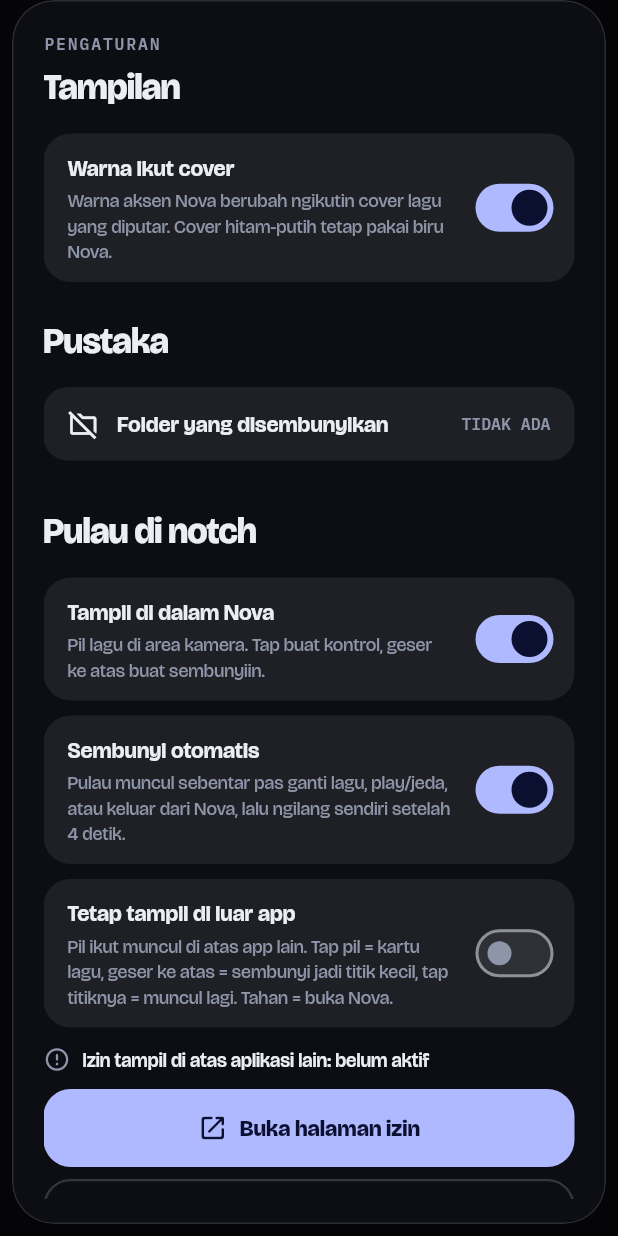
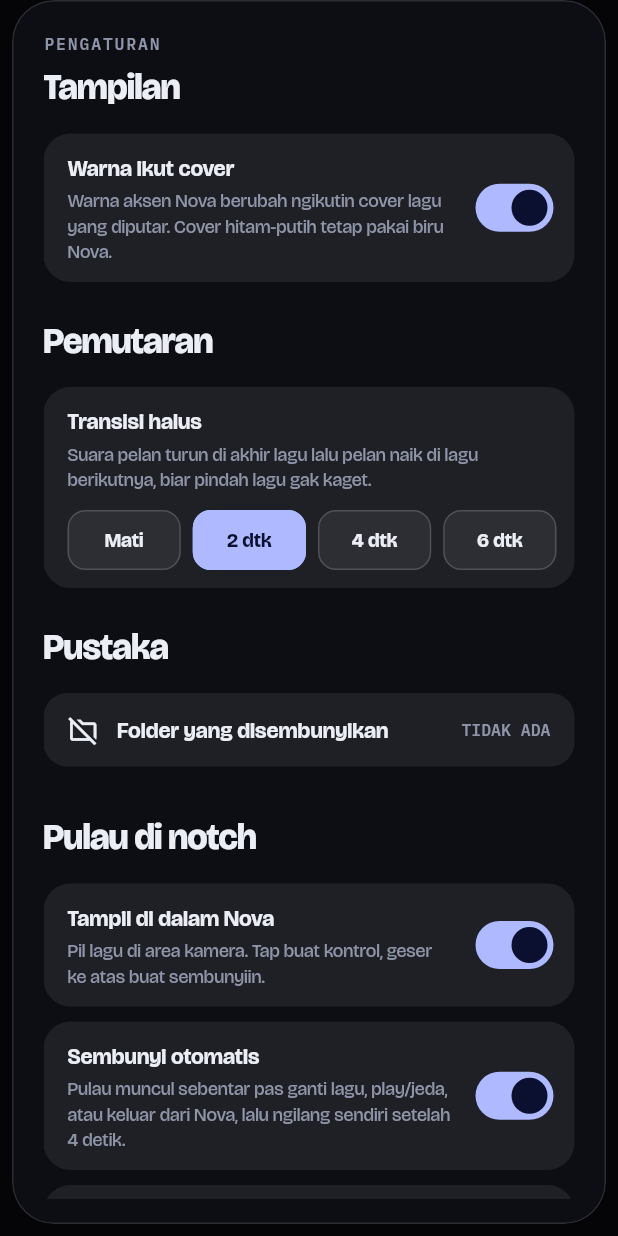
Before and after one commit to nadiapramesti/Nova-Music-Player, a Flutter app: what showSettingsSheet() shows on an empty page, opened directly, on a phone screen of 412 x 824 dp. Run offline on Flutter 3.47's test engine with Material 3 defaults, Android fonts, the phone set to English and light mode, and no system bars; our stand-ins replace just_audio, just_audio_background, permission_handler, shared_preferences; accounts and stored records are empty.

Commit message:
Transisi halus antar lagu
- Suara pelan turun di akhir lagu, pelan naik di awal lagu berikutnya
  (kurva equal-power); juga pas skip manual
- Pilihan di Pengaturan > Pemutaran: Mati / 2 / 4 / 6 detik (bawaan 2)
- Volume timer tidur & transisi digabung biar gak saling timpa
- test/transition_test.dart

```diff
--- a/lib/main.dart
+++ b/lib/main.dart
@@ -20,6 +20,7 @@ Future<void> main() async {
   await stats.init();
   await playlists.init();
   await island.init(audio, stats);
+  await audio.initPlayback();
   await coverTint.init();
 
   SystemChrome.setEnabledSystemUIMode(SystemUiMode.edgeToEdge);
--- a/lib/services/services.dart
+++ b/lib/services/services.dart
@@ -12,6 +12,7 @@ export 'library_service.dart';
 export 'player_service.dart';
 export 'playlist_service.dart';
 export 'stats_service.dart';
+export 'transition.dart';
 
 // Top-level final di Dart itu lazy: baru dibuat pas pertama dipakai,
 // jadi aman karena init di main() jalan duluan.
--- a/lib/widgets/settings_sheet.dart
+++ b/lib/widgets/settings_sheet.dart
@@ -18,7 +18,7 @@ void showSettingsSheet(BuildContext context) {
         radius: 28,
         padding: const EdgeInsets.fromLTRB(20, 20, 20, 16),
         child: SingleChildScrollView(child: ListenableBuilder(
-          listenable: Listenable.merge([island, library, coverTint]),
+          listenable: Listenable.merge([island, library, coverTint, audio.fadeSeconds]),
           builder: (context, _) => Column(
             mainAxisSize: MainAxisSize.min,
             crossAxisAlignment: CrossAxisAlignment.start,
@@ -43,6 +43,17 @@ void showSettingsSheet(BuildContext context) {
                   onChanged: (v) => setPalette(v ? Palette.light : Palette.dark),
                 ),
               ],
+              const SizedBox(height: 22),
+              Text('Pemutaran', style: disp(24, spacing: -0.6)),
+              const SizedBox(height: 14),
+              _Choices(
+                title: 'Transisi halus',
+                body: 'Suara pelan turun di akhir lagu lalu pelan naik di lagu berikutnya, '
+                    'biar pindah lagu gak kaget.',
+                options: [for (final s in transitionChoices) s == 0 ? 'Mati' : '$s dtk'],
+                selected: transitionChoices.indexOf(audio.fadeSeconds.value),
+                onSelect: (i) => audio.setFadeSeconds(transitionChoices[i]),
+              ),
               const SizedBox(height: 22),
               Text('Pustaka', style: disp(24, spacing: -0.6)),
               const SizedBox(height: 14),
@@ -97,6 +108,76 @@ void showSettingsSheet(BuildContext context) {
       ),
     ),
   );
+}
+
+/// Kartu pengaturan dengan beberapa pilihan (tombol sejajar).
+class _Choices extends StatelessWidget {
+  const _Choices({
+    required this.title,
+    required this.body,
+    required this.options,
+    required this.selected,
+    required this.onSelect,
+  });
+
+  final String title;
+  final String body;
+  final List<String> options;
+  final int selected;
+  final ValueChanged<int> onSelect;
+
+  @override
+  Widget build(BuildContext context) {
+    return Container(
+      padding: const EdgeInsets.fromLTRB(16, 12, 12, 12),
+      decoration: BoxDecoration(color: Nv.chip, borderRadius: BorderRadius.circular(18)),
+      child: Column(
+        crossAxisAlignment: CrossAxisAlignment.start,
+        children: [
+          Text(title, style: disp(15, w: 700)),
+          const SizedBox(height: 3),
+          Text(body, style: disp(12.5, w: 500, color: Nv.muted, height: 1.35)),
+          const SizedBox(height: 12),
+          Row(
+            children: [
+              for (var i = 0; i < options.length; i++) ...[
+                if (i > 0) const SizedBox(width: 8),
+                Expanded(child: _ChoiceButton(label: options[i], on: i == selected, onTap: () => onSelect(i))),
+              ],
+            ],
+          ),
+        ],
+      ),
+    );
+  }
+}
+
+class _ChoiceButton extends StatelessWidget {
+  const _ChoiceButton({required this.label, required this.on, required this.onTap});
+  final String label;
+  final bool on;
+  final VoidCallback onTap;
+
+  @override
+  Widget build(BuildContext context) {
+    return Material(
+      color: on ? Nv.accent : Nv.glass,
+      shape: RoundedRectangleBorder(
+        borderRadius: BorderRadius.circular(12),
+        side: BorderSide(color: on ? Nv.accent : Nv.line),
+      ),
+      child: InkWell(
+        borderRadius: BorderRadius.circular(12),
+        onTap: onTap,
+        child: SizedBox(
+          height: 40,
+          child: Center(
+            child: Text(label, style: disp(13.5, w: 700, color: on ? Nv.onAccent : Nv.text)),
+          ),
+        ),
+      ),
+    );
+  }
 }
 
 class _Toggle extends StatelessWidget {
```
Also changed, not shown: lib/services/player_service.dart (+46 -1 lines), lib/services/transition.dart (added, +57 -0 lines), 1 other file.
